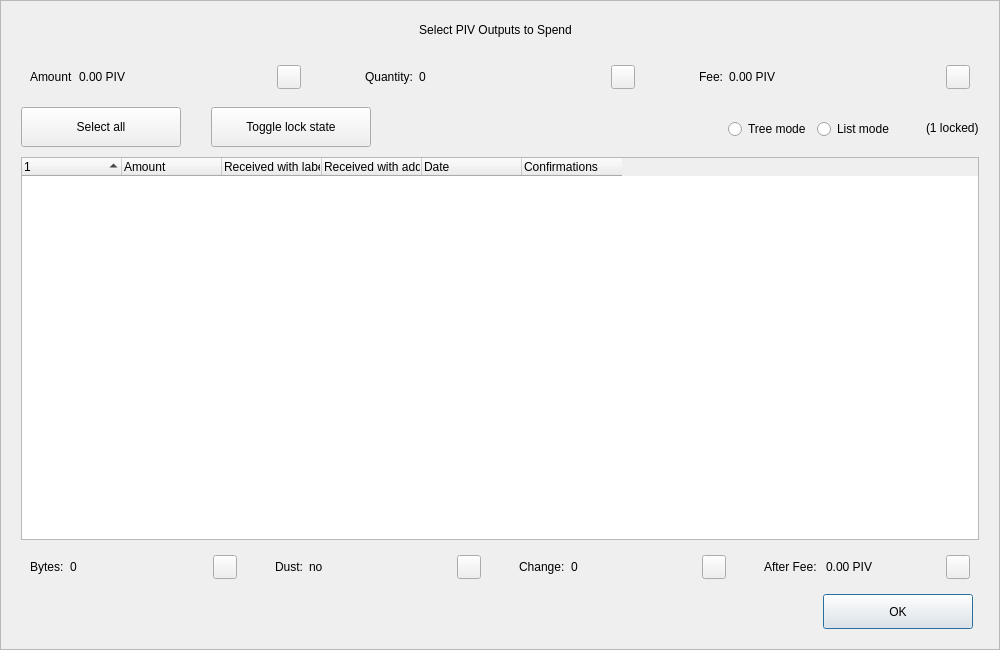
Old version of the form src/qt/forms/coincontroldialog.ui in the repository Kopernikus-dev/test.
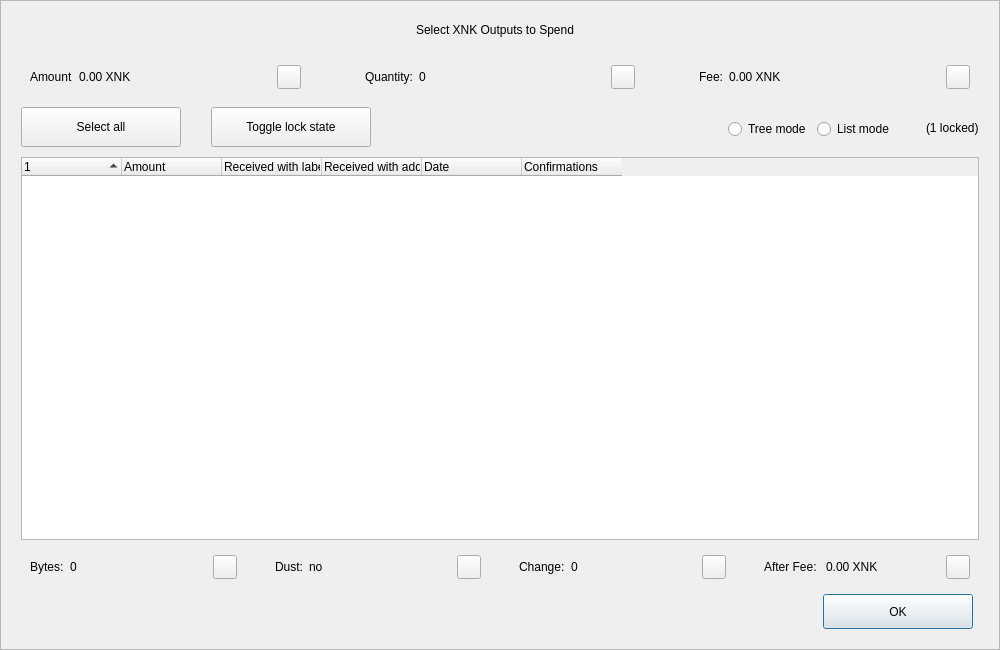
New version of the form. Custom widgets are drawn as their Qt base class.

```diff
--- a/src/qt/forms/coincontroldialog.ui
+++ b/src/qt/forms/coincontroldialog.ui
@@ -98,7 +98,7 @@
            </size>
           </property>
           <property name="text">
-           <string>Select PIV Outputs to Spend</string>
+           <string>Select XNK Outputs to Spend</string>
           </property>
           <property name="alignment">
            <set>Qt::AlignCenter</set>
@@ -144,7 +144,7 @@
            <item>
             <widget class="QLabel" name="labelCoinControlAmount">
              <property name="text">
-              <string>0.00 PIV</string>
+              <string>0.00 XNK</string>
              </property>
             </widget>
            </item>
@@ -268,7 +268,7 @@
            <item>
             <widget class="QLabel" name="labelCoinControlFee">
              <property name="text">
-              <string>0.00 PIV</string>
+              <string>0.00 XNK</string>
              </property>
             </widget>
            </item>
@@ -729,7 +729,7 @@
            <item>
             <widget class="QLabel" name="labelCoinControlAfterFee">
              <property name="text">
-              <string>0.00 PIV</string>
+              <string>0.00 XNK</string>
              </property>
             </widget>
            </item>
```
